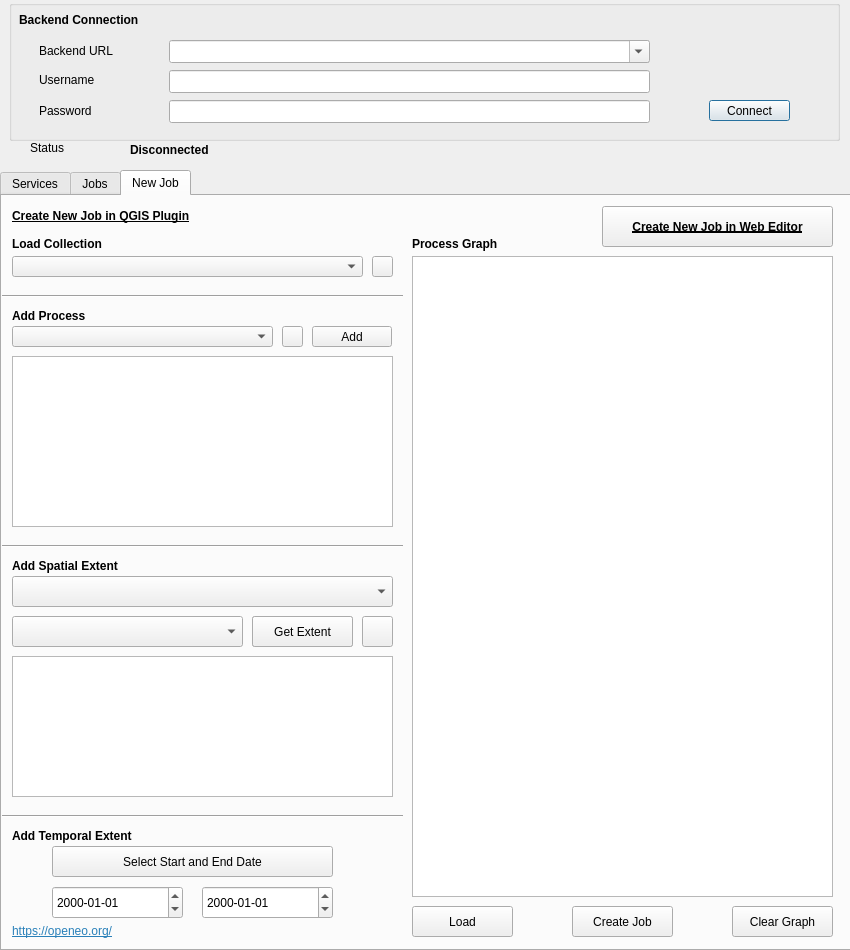
Qt form openeo_connector_dialog_base.ui (Open-EO/openeo-qgis-plugin) before a commit.
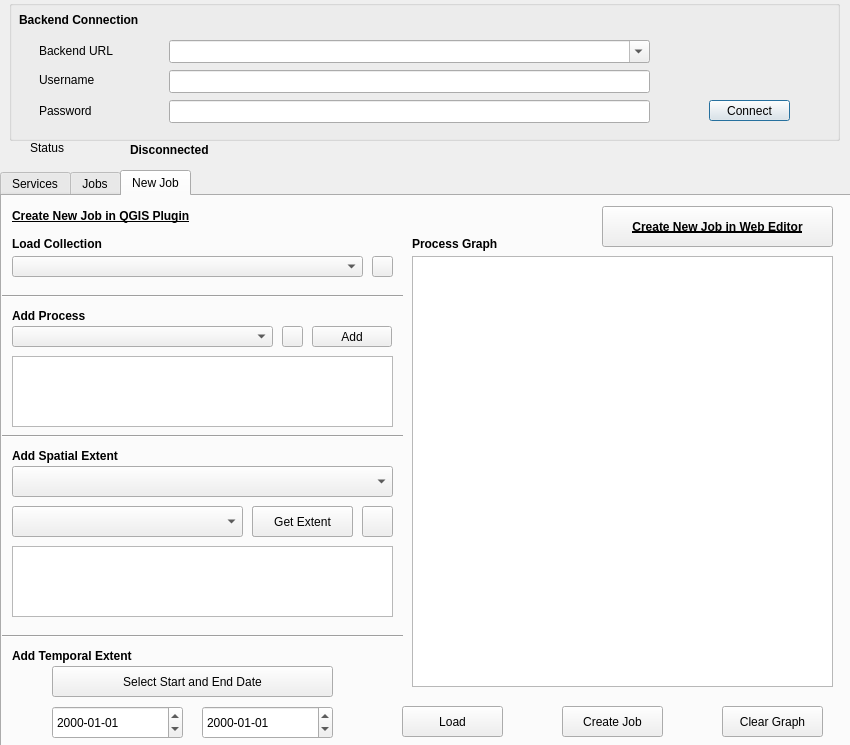
The same form after that commit. Icons and pictures are not drawn.

Commit message: made gui smaller for the presentation

Diff of the .ui file:
```diff
--- a/openeo_connector_dialog_base.ui
+++ b/openeo_connector_dialog_base.ui
@@ -7,13 +7,13 @@
     <x>0</x>
     <y>0</y>
     <width>850</width>
-    <height>950</height>
+    <height>745</height>
    </rect>
   </property>
   <property name="minimumSize">
    <size>
-    <width>850</width>
-    <height>950</height>
+    <width>0</width>
+    <height>0</height>
    </size>
   </property>
   <property name="maximumSize">
@@ -274,8 +274,8 @@
     <widget class="QPushButton" name="sendButton">
      <property name="geometry">
       <rect>
-       <x>570</x>
-       <y>710</y>
+       <x>560</x>
+       <y>510</y>
        <width>101</width>
        <height>31</height>
       </rect>
@@ -349,8 +349,8 @@
     <widget class="QPushButton" name="clearButton">
      <property name="geometry">
       <rect>
-       <x>730</x>
-       <y>710</y>
+       <x>720</x>
+       <y>510</y>
        <width>101</width>
        <height>31</height>
       </rect>
@@ -365,7 +365,7 @@
        <x>410</x>
        <y>60</y>
        <width>421</width>
-       <height>641</height>
+       <height>431</height>
       </rect>
      </property>
     </widget>
@@ -398,8 +398,8 @@
     <widget class="QPushButton" name="loadButton">
      <property name="geometry">
       <rect>
-       <x>410</x>
-       <y>710</y>
+       <x>400</x>
+       <y>510</y>
        <width>101</width>
        <height>31</height>
       </rect>
@@ -408,24 +408,11 @@
       <string>Load</string>
      </property>
     </widget>
-    <widget class="QLabel" name="label_21">
-     <property name="geometry">
-      <rect>
-       <x>10</x>
-       <y>720</y>
-       <width>171</width>
-       <height>31</height>
-      </rect>
-     </property>
-     <property name="text">
-      <string>&lt;html&gt;&lt;head/&gt;&lt;body&gt;&lt;p&gt;&lt;a href=&quot;https://openeo.org/&quot;&gt;&lt;span style=&quot; text-decoration: underline; color:#2980b9;&quot;&gt;https://openeo.org/&lt;/span&gt;&lt;/a&gt;&lt;/p&gt;&lt;/body&gt;&lt;/html&gt;</string>
-     </property>
-    </widget>
     <widget class="Line" name="line_2">
      <property name="geometry">
       <rect>
        <x>0</x>
-       <y>340</y>
+       <y>230</y>
        <width>401</width>
        <height>20</height>
       </rect>
@@ -438,7 +425,7 @@
      <property name="geometry">
       <rect>
        <x>10</x>
-       <y>360</y>
+       <y>250</y>
        <width>161</width>
        <height>20</height>
       </rect>
@@ -454,7 +441,7 @@
      <property name="geometry">
       <rect>
        <x>10</x>
-       <y>380</y>
+       <y>270</y>
        <width>381</width>
        <height>31</height>
       </rect>
@@ -466,7 +453,7 @@
        <x>10</x>
        <y>160</y>
        <width>381</width>
-       <height>171</height>
+       <height>71</height>
       </rect>
      </property>
     </widget>
@@ -474,7 +461,7 @@
      <property name="geometry">
       <rect>
        <x>50</x>
-       <y>650</y>
+       <y>470</y>
        <width>281</width>
        <height>31</height>
       </rect>
@@ -487,7 +474,7 @@
      <property name="geometry">
       <rect>
        <x>10</x>
-       <y>630</y>
+       <y>450</y>
        <width>161</width>
        <height>20</height>
       </rect>
@@ -503,7 +490,7 @@
      <property name="geometry">
       <rect>
        <x>0</x>
-       <y>610</y>
+       <y>430</y>
        <width>401</width>
        <height>20</height>
       </rect>
@@ -516,9 +503,9 @@
      <property name="geometry">
       <rect>
        <x>10</x>
-       <y>460</y>
+       <y>350</y>
        <width>381</width>
-       <height>141</height>
+       <height>71</height>
       </rect>
      </property>
     </widget>
@@ -526,7 +513,7 @@
      <property name="geometry">
       <rect>
        <x>50</x>
-       <y>690</y>
+       <y>510</y>
        <width>131</width>
        <height>33</height>
       </rect>
@@ -542,7 +529,7 @@
      <property name="geometry">
       <rect>
        <x>200</x>
-       <y>690</y>
+       <y>510</y>
        <width>131</width>
        <height>33</height>
       </rect>
@@ -597,7 +584,7 @@
      <property name="geometry">
       <rect>
        <x>10</x>
-       <y>420</y>
+       <y>310</y>
        <width>231</width>
        <height>31</height>
       </rect>
@@ -607,7 +594,7 @@
      <property name="geometry">
       <rect>
        <x>250</x>
-       <y>420</y>
+       <y>310</y>
        <width>101</width>
        <height>31</height>
       </rect>
@@ -620,7 +607,7 @@
      <property name="geometry">
       <rect>
        <x>250</x>
-       <y>420</y>
+       <y>310</y>
        <width>101</width>
        <height>31</height>
       </rect>
@@ -633,7 +620,7 @@
      <property name="geometry">
       <rect>
        <x>360</x>
-       <y>420</y>
+       <y>310</y>
        <width>31</width>
        <height>31</height>
       </rect>
```
Left out of the diff: 13 changed lines with no effect on the pictures. The commit also changes 1 other file.
